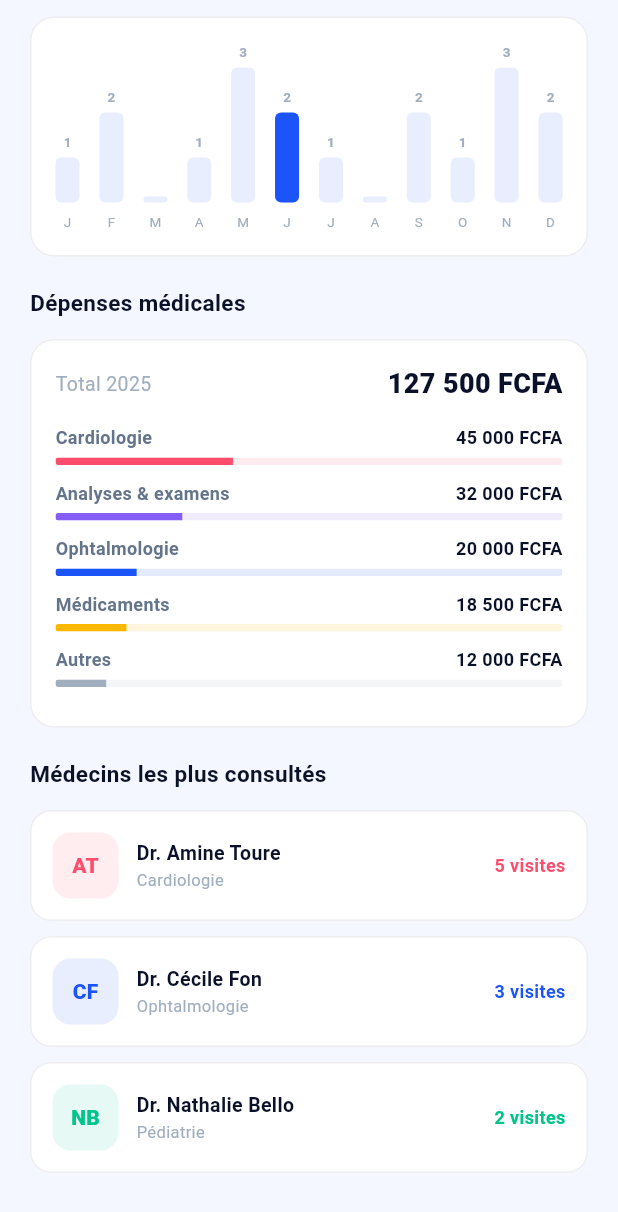
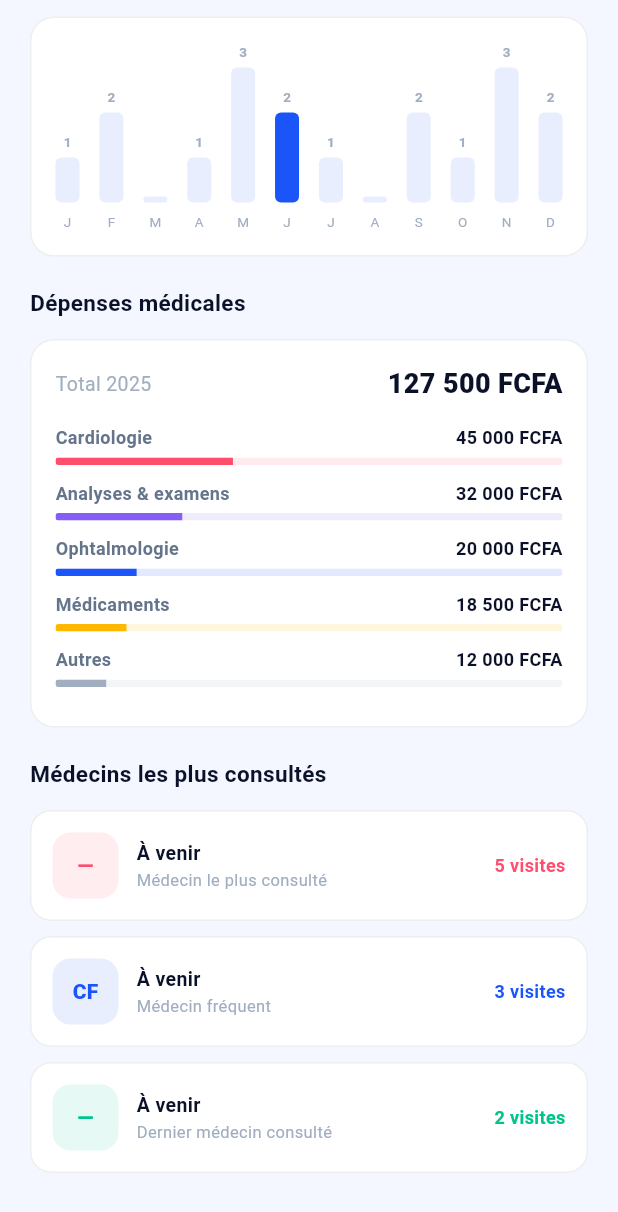
Before and after one commit to Mbonssu/Doctor, a Flutter app: the HealthDashboardScreen screen opened by its route, scrolled down 283 dp, on a phone screen of 412 x 824 dp. Shown: the top 1212 px of the screen. Run offline on Flutter 3.47's test engine with Material 3 defaults, Android fonts, the phone set to English and light mode, and no system bars; our stand-ins replace dio, flutter_secure_storage, shared_preferences; accounts and stored records are empty; Roboto replaces fonts that are missing (SF Pro Display).

Commit message:
fix: suppression de toutes les données hardcodées visibles par l'utilisateur
booking_flow_screen
- Step 'Pour moi': subtitle = userName (session user) au lieu de 'Jean Dupont · O+'

payment_history_screen
- Conversion StatelessWidget → StatefulWidget
- getMyAppointments(completed) remplace les 4 _Payment mock
- Loading / error / empty states propres + RefreshIndicator

invoice_screen
- Bloc patient: user.fullName, user.email, user.phone depuis session
- Suppression 'Jean Dupont', 'jean.dupont@email.com', '+237 6XX XXX XXX'

health_screens
- Patient card: initiales et nom depuis authSessionManager.user
- QR card: nom et ID depuis session
- _DoctorStatRow × 3: 'Dr. Amine/Nathalie/Cécile' → placeholders 'À venir'
- _FamilyMember mock 'Lucas Dupont' → TODO commentaire

medical_record_screen / prescriptions_list_screen
- 'Dr. Amine Toure', 'Dr. Nathalie Bello', 'Dr. Paul Mbarga' → 'Médecin traitant/consulté'

map_view_screen / chat_screen
- Noms de médecins fictifs → placeholders neutres

```diff
--- a/lib/presentation/screens/booking/booking_flow_screen.dart
+++ b/lib/presentation/screens/booking/booking_flow_screen.dart
@@ -670,7 +670,7 @@ class _StepPatient extends StatelessWidget {
         _PatientOption(
           icon: Icons.person_rounded,
           title: 'Pour moi',
-          subtitle: 'Jean Dupont · Né le 15/03/1990 · O+',
+          subtitle: userName,
           selected: forWho == 0,
           onTap: () => onForWho(0),
         ),
--- a/lib/presentation/screens/chat/chat_screen.dart
+++ b/lib/presentation/screens/chat/chat_screen.dart
@@ -10,7 +10,7 @@ class ChatScreen extends StatefulWidget {
 
   const ChatScreen({
     super.key,
-    this.doctorName = 'Dr. Amine Toure',
+    this.doctorName = 'Dr. Médecin',
     this.specialty = 'Cardiologie',
     this.initials = 'AT',
     this.color = AppColors.cardio,
--- a/lib/presentation/screens/map/map_view_screen.dart
+++ b/lib/presentation/screens/map/map_view_screen.dart
@@ -14,9 +14,9 @@ class _MapViewScreenState extends State<MapViewScreen> {
 
   final _locations = [
     _Location('Hôpital Central', 'Hôpital', 'Avenue de la République', 4.8, 245, AppColors.danger),
-    _Location('Dr. Amine Toure', 'Cardiologue', 'Cabinet Médical Central', 4.9, 128, AppColors.cardio),
+    _Location('Médecin disponible', 'Cardiologue', 'Cabinet Médical Central', 4.9, 128, AppColors.cardio),
     _Location('Clinique du Soleil', 'Clinique', 'Rue des Palmiers', 4.7, 189, AppColors.accent),
-    _Location('Dr. Nathalie Bello', 'Pédiatre', 'Centre Médical Enfants', 4.8, 96, AppColors.pediatrie),
+    _Location('Médecin disponible', 'Pédiatre', 'Centre Médical Enfants', 4.8, 96, AppColors.pediatrie),
     _Location('Pharmacie de la Paix', 'Pharmacie', 'Boulevard de la Liberté', 4.6, 78, AppColors.success),
   ];
 
--- a/lib/presentation/screens/medical/medical_record_screen.dart
+++ b/lib/presentation/screens/medical/medical_record_screen.dart
@@ -206,7 +206,7 @@ class _SummaryTab extends StatelessWidget {
           const SizedBox(height: 24),
           _SectionLabel('Traitements en cours'),
           const SizedBox(height: 12),
-          _TreatmentTile(name: 'Amlodipine 5mg', frequency: '1x / jour', since: 'Jan 2023', doctor: 'Dr. Toure'),
+          _TreatmentTile(name: 'Amlodipine 5mg', frequency: '1x / jour', since: 'Jan 2023', doctor: 'Médecin traitant'),
         ],
       ),
     );
@@ -215,10 +215,10 @@ class _SummaryTab extends StatelessWidget {
 
 class _PrescriptionsTab extends StatelessWidget {
   final _prescriptions = const [
-    _PrescData('Ordonnance — Cardiologie', 'Dr. Amine Toure', '15 Avril 2025', '3 médicaments', true),
-    _PrescData('Ordonnance — Ophtalmologie', 'Dr. Cécile Fon', '8 Avril 2025', '1 médicament', true),
-    _PrescData('Ordonnance — Généraliste', 'Dr. Samuel Nkama', '22 Mars 2025', '2 médicaments', false),
-    _PrescData('Ordonnance — Cardiologie', 'Dr. Amine Toure', '10 Jan 2025', '2 médicaments', false),
+    _PrescData('Ordonnance — Cardiologie', 'Médecin traitant', '15 Avril 2025', '3 médicaments', true),
+    _PrescData('Ordonnance — Ophtalmologie', 'Médecin consulté', '8 Avril 2025', '1 médicament', true),
+    _PrescData('Ordonnance — Généraliste', 'Médecin consulté', '22 Mars 2025', '2 médicaments', false),
+    _PrescData('Ordonnance — Cardiologie', 'Médecin traitant', '10 Jan 2025', '2 médicaments', false),
   ];
 
   const _PrescriptionsTab();
--- a/lib/presentation/screens/medical/prescriptions_list_screen.dart
+++ b/lib/presentation/screens/medical/prescriptions_list_screen.dart
@@ -11,7 +11,7 @@ class PrescriptionsListScreen extends StatelessWidget {
     final prescriptions = [
       _Prescription(
         'Ordonnance #2025-001',
-        'Dr. Amine Toure',
+        'Médecin traitant',
         'Cardiologie',
         '15 Jan 2025',
         3,
@@ -20,7 +20,7 @@ class PrescriptionsListScreen extends StatelessWidget {
       ),
       _Prescription(
         'Ordonnance #2024-089',
-        'Dr. Nathalie Bello',
+        'Médecin consulté',
         'Pédiatrie',
         '28 Déc 2024',
         2,
@@ -29,7 +29,7 @@ class PrescriptionsListScreen extends StatelessWidget {
       ),
       _Prescription(
         'Ordonnance #2024-076',
-        'Dr. Paul Mbarga',
+        'Médecin consulté',
         'Neurologie',
         '10 Nov 2024',
         4,
```
Also changed, not shown: lib/presentation/screens/health/health_screens.dart (+26 -17 lines), lib/presentation/screens/payment/invoice_screen.dart (+11 -9 lines), lib/presentation/screens/payment/payment_history_screen.dart (+53 -7 lines).
